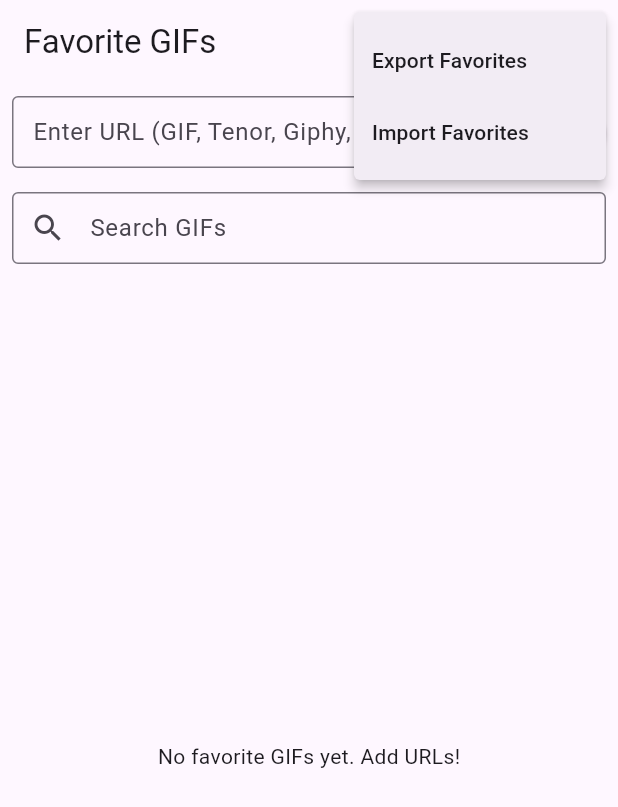
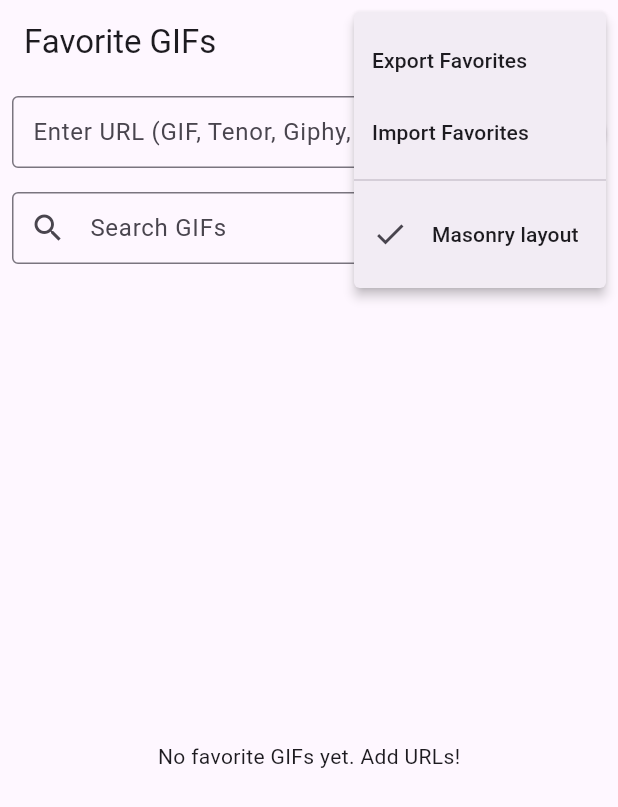
Before and after one commit to retrixe/plethora, a Flutter app: the screen it shows after launch, after a tap on the "more vert" icon, on a phone screen of 412 x 824 dp. Shown: the top 807 px of the screen. Run offline on Flutter 3.47's test engine with Material 3 defaults, Android fonts, the phone set to English and light mode, and no system bars; our stand-ins replace cached_network_image, file_picker, flutter_cache_manager, hive, hive_flutter; accounts and stored records are empty.

Commit message:
Make use of a masonry layout may god forgive me for vibe coding

```diff
--- a/lib/gif_list_screen.dart
+++ b/lib/gif_list_screen.dart
@@ -13,6 +13,7 @@ import 'dart:io';
 import 'package:path_provider/path_provider.dart';
 import 'package:uuid/uuid.dart';
 import 'package:http/http.dart' as http;
+import 'package:flutter_staggered_grid_view/flutter_staggered_grid_view.dart';
 
 class GifListScreen extends StatefulWidget {
   const GifListScreen({super.key});
@@ -31,6 +32,7 @@ class _GifListScreenState extends State<GifListScreen> {
 
   final _gifBox = Hive.box<GifEntry>(gifBoxName);
   bool _isProcessingUrl = false;
+  bool _useMasonryLayout = true;
   late Directory _permanentGifStorageDirectory;
   final Uuid _uuid = const Uuid();
 
@@ -540,6 +542,11 @@ class _GifListScreenState extends State<GifListScreen> {
   Widget build(BuildContext context) {
     final screenWidth = MediaQuery.of(context).size.width;
     final isDesktop = screenWidth > kDesktopBreakpoint;
+    final int crossAxisCount =
+        (isDesktop
+                ? (screenWidth / 280).floor().clamp(2, 4)
+                : (screenWidth / 180).floor().clamp(1, 2))
+            .toInt();
 
     return Scaffold(
       appBar: AppBar(
@@ -551,6 +558,10 @@ class _GifListScreenState extends State<GifListScreen> {
                 _exportFavorites();
               } else if (result == 'import') {
                 _importFavorites();
+              } else if (result == 'masonry') {
+                setState(() {
+                  _useMasonryLayout = !_useMasonryLayout;
+                });
               }
             },
             itemBuilder:
@@ -562,6 +573,12 @@ class _GifListScreenState extends State<GifListScreen> {
                   const PopupMenuItem<String>(
                     value: 'import',
                     child: Text('Import Favorites'),
+                  ),
+                  const PopupMenuDivider(),
+                  CheckedPopupMenuItem<String>(
+                    value: 'masonry',
+                    checked: _useMasonryLayout,
+                    child: const Text('Masonry layout'),
                   ),
                 ],
           ),
@@ -648,9 +665,7 @@ class _GifListScreenState extends State<GifListScreen> {
                       ),
                     );
                   }
-                  return ListView.builder(
-                    itemCount: filteredGifList.length,
-                    itemBuilder: (context, index) {
+                  Widget buildGifCard(int index) {
                     final gifEntry =
                         filteredGifList[index]; // Use the filtered list
 
@@ -658,8 +673,11 @@ class _GifListScreenState extends State<GifListScreen> {
                       gifEntry.originalUrl,
                     );
 
-                      Widget gifCard = Card(
-                        margin: const EdgeInsets.symmetric(vertical: 4.0),
+                    return Card(
+                      margin:
+                          _useMasonryLayout
+                              ? EdgeInsets.zero
+                              : const EdgeInsets.symmetric(vertical: 4.0),
                       clipBehavior: Clip.antiAlias,
                       child: GestureDetector(
                         onTap: () => _copyOriginalUrl(gifEntry.originalUrl),
@@ -693,8 +711,7 @@ class _GifListScreenState extends State<GifListScreen> {
                                           height: 150,
                                           color: Colors.grey[300],
                                           child: const Center(
-                                              child:
-                                                  CircularProgressIndicator(),
+                                            child: CircularProgressIndicator(),
                                           ),
                                         ),
                                     errorWidget:
@@ -767,7 +784,29 @@ class _GifListScreenState extends State<GifListScreen> {
                         ),
                       ),
                     );
+                  }
 
+                  if (_useMasonryLayout) {
+                    return MasonryGridView.builder(
+                      padding: const EdgeInsets.symmetric(horizontal: 8.0),
+                      gridDelegate:
+                          SliverSimpleGridDelegateWithFixedCrossAxisCount(
+                            crossAxisCount: crossAxisCount,
+                          ),
+                      mainAxisSpacing: 8.0,
+                      crossAxisSpacing: 8.0,
+                      itemCount: filteredGifList.length,
+                      itemBuilder: (context, index) {
+                        return buildGifCard(index);
+                      },
+                    );
+                  }
+
+                  return ListView.builder(
+                    padding: const EdgeInsets.symmetric(horizontal: 8.0),
+                    itemCount: filteredGifList.length,
+                    itemBuilder: (context, index) {
+                      final gifCard = buildGifCard(index);
                       if (isDesktop) {
                         return Center(
                           child: ConstrainedBox(
@@ -775,12 +814,8 @@ class _GifListScreenState extends State<GifListScreen> {
                             child: gifCard,
                           ),
                         );
-                      } else {
-                        return Padding(
-                          padding: const EdgeInsets.symmetric(horizontal: 8.0),
-                          child: gifCard,
-                        );
                       }
+                      return gifCard;
                     },
                   );
                 },
--- a/pubspec.yaml
+++ b/pubspec.yaml
@@ -43,6 +43,7 @@ dependencies:
   file_picker: ^10.3.10
   flutter_cache_manager: ^3.4.1
   uuid: ^4.5.1
+  flutter_staggered_grid_view: ^0.7.0
 
 dev_dependencies:
   flutter_test:
```
Also changed, not shown: pubspec.lock. Lines whose indentation alone changed are shown as unchanged.
